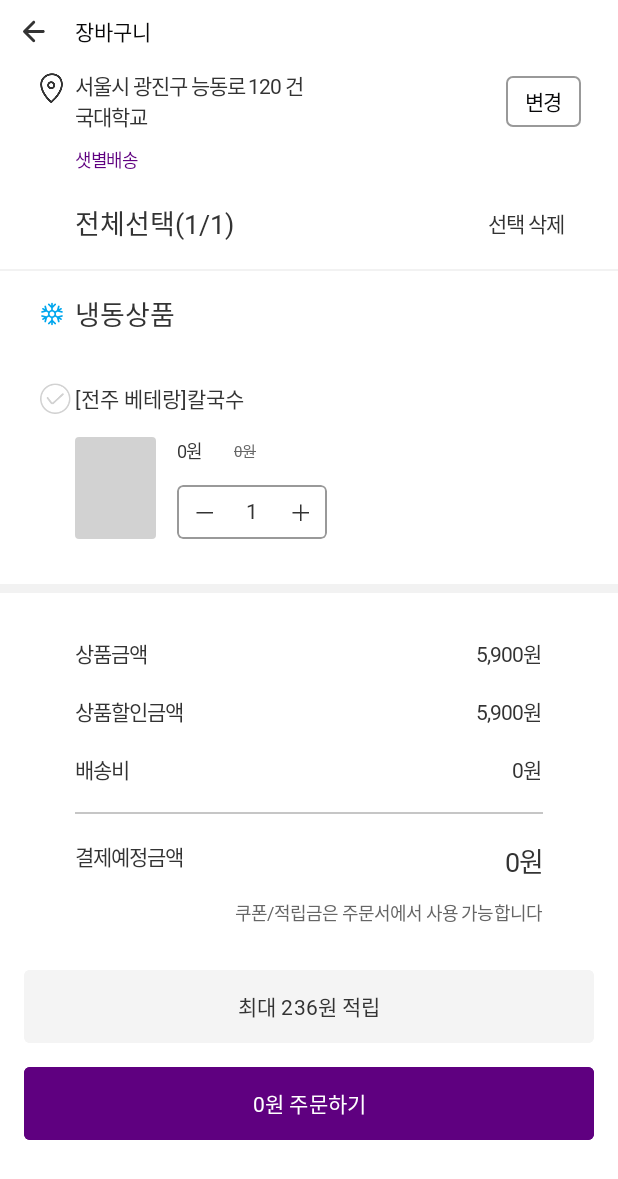
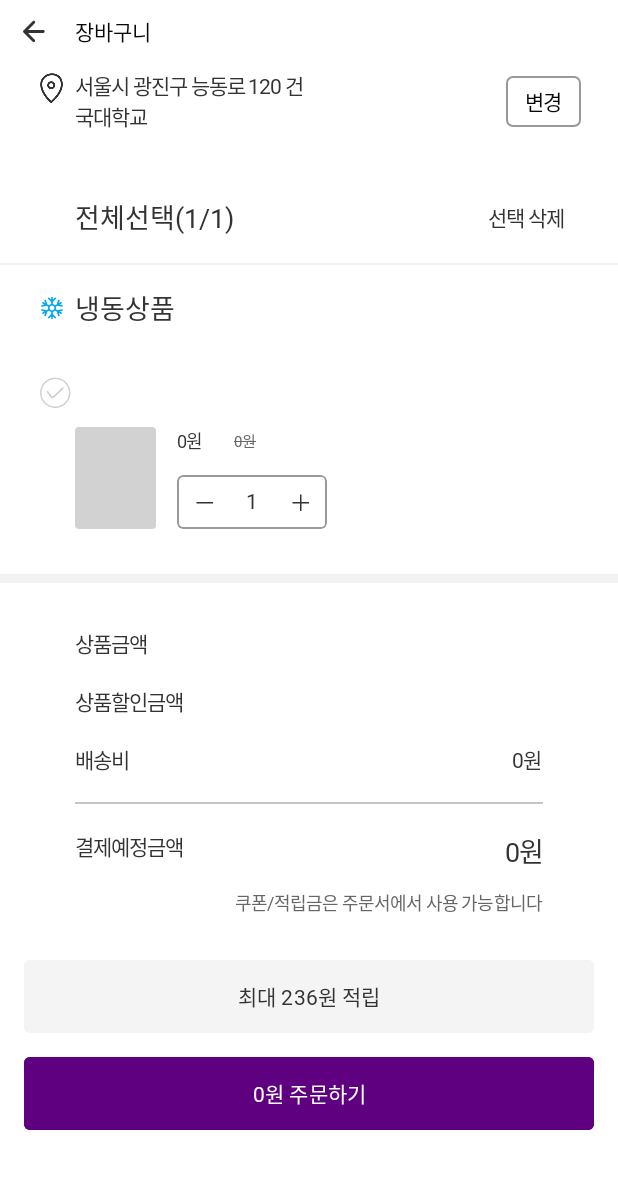
Before and after one commit to DO-SOPT-CDS-APP-7/Kurly-AOS, an Android app: the PurchaseReceiptActivity screen opened directly, with no data from a screen before it, on a phone screen of 412 x 824 dp. Shown: the top 1179 px of the screen. Run offline under Robolectric (Android 15) with nearby library versions, the phone set to English and light mode, and no system bars; our stand-ins replace data binding; 2 statements that could not run were skipped.

Commit message:
#14 [ui] : PurchaseReceiptActivity 화면 연결

```diff
--- a/app/src/main/java/com/example/chicoryaos/ui/purchase/receipt/PurchaseReceiptActivity.kt
+++ b/app/src/main/java/com/example/chicoryaos/ui/purchase/receipt/PurchaseReceiptActivity.kt
@@ -34,7 +34,8 @@ class PurchaseReceiptActivity :
         if (priceEntity != null) {
             with(viewModel) {
                 count.value = priceEntity.count
-                setPurchasePrice(priceEntity.price)
+                setPurchasePrice(priceEntity.discountedPrice)
+                setProductEntity(priceEntity)
             }
         }
     }
--- a/app/src/main/res/layout/activity_purchase_receipt.xml
+++ b/app/src/main/res/layout/activity_purchase_receipt.xml
@@ -120,7 +120,7 @@
                 android:layout_width="0dp"
                 android:layout_height="wrap_content"
                 android:layout_marginTop="9dp"
-                android:text="@string/receipt_star_delivery"
+                android:text="@{vm.priceEntity.deliveryType}"
                 android:textColor="@color/ku_purple"
                 app:layout_constraintStart_toStartOf="@id/gl_receipt_start_50"
                 app:layout_constraintTop_toBottomOf="@id/tv_receipt_location" />
@@ -198,7 +198,7 @@
                 style="@style/AndroidTitleRegular14"
                 android:layout_width="0dp"
                 android:layout_height="wrap_content"
-                android:text="[전주 베테랑]칼국수"
+                android:text="@{vm.priceEntity.productName}"
                 android:textColor="@color/ku_gray6"
                 app:layout_constraintBottom_toBottomOf="@id/cb_receipt_selector"
                 app:layout_constraintStart_toStartOf="@id/gl_receipt_start_50"
@@ -336,8 +336,8 @@
                 android:layout_height="wrap_content"
                 android:layout_marginTop="30dp"
                 android:letterSpacing="-0.045"
-                android:text="5,900원"
                 android:textColor="@color/ku_gray6"
+                app:formattedPrice="@{vm.priceEntity.originalPrice}"
                 app:layout_constraintEnd_toEndOf="@id/gl_receipt_end_50"
                 app:layout_constraintTop_toBottomOf="@id/divider_middle" />
 
@@ -359,8 +359,8 @@
                 android:layout_width="0dp"
                 android:layout_height="wrap_content"
                 android:letterSpacing="-0.045"
-                android:text="5,900원"
                 android:textColor="@color/ku_gray6"
+                app:formattedPrice="@{vm.priceEntity.discountedPrice}"
                 app:layout_constraintBottom_toBottomOf="@id/tv_receipt_sale_text"
                 app:layout_constraintEnd_toEndOf="@id/gl_receipt_end_50"
                 app:layout_constraintTop_toTopOf="@id/tv_receipt_sale_text" />
```
